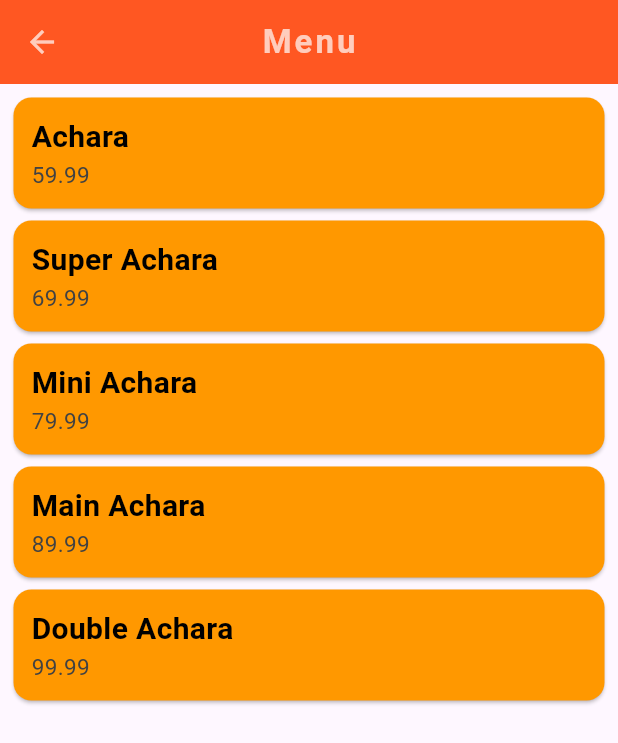
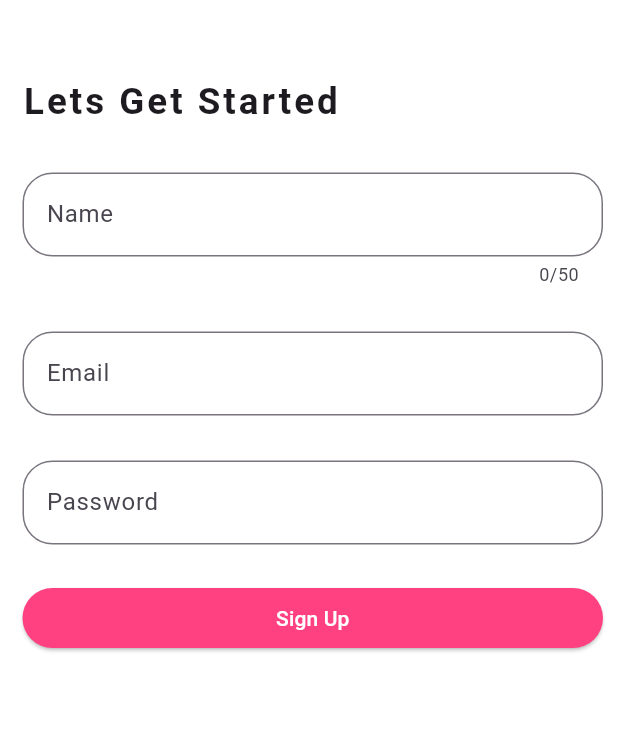
Before and after one commit to shanelmanimtim/Appchara, a Flutter app: the screen it shows after launch, on a phone screen of 412 x 824 dp. Shown: the top 743 px of the screen. Run offline on Flutter 3.47's test engine with Material 3 defaults, Android fonts, the phone set to English and light mode, and no system bars.

Commit message:
Sign up page

```diff
--- a/lib/main.dart
+++ b/lib/main.dart
@@ -1,13 +1,15 @@
 import 'package:flutter/material.dart';
 import 'package:untitled1/Home.dart';
+import 'package:untitled1/pages/Signup.dart';
 import 'package:untitled1/pages/dashboard.dart';
 import 'package:untitled1/pages/menu.dart';
 
 void main() => runApp(MaterialApp(
-    initialRoute: '/menu',
+    initialRoute: '/Signup',
     routes: {
       '/' : (context) => Dashboard(),
       '/menu' : (context) => Menu(),
       '/profile' : (context) => Home(),
+      '/Signup' : (context) => Signup(),
     },
   ));
--- /dev/null
+++ b/lib/pages/Signup.dart
@@ -0,0 +1,130 @@
+import 'package:flutter/material.dart';
+
+class Signup extends StatefulWidget {
+  const Signup({super.key});
+
+  @override
+  State<Signup> createState() => _SignupState();
+}
+
+class _SignupState extends State<Signup> {
+  final formKey = GlobalKey<FormState>();
+  String name = '';
+  String email = '';
+  String password = '';
+
+  @override
+
+  Widget build(BuildContext context) {
+    return Scaffold(
+      backgroundColor: Colors.white,
+      body: SafeArea(
+        child: Padding(
+          padding: EdgeInsets.fromLTRB(15.0, 50.0, 10.0, 0),
+          child: Column(
+            crossAxisAlignment: CrossAxisAlignment.start,
+            children: <Widget>[
+              Text(
+                'Lets Get Started',
+                style: TextStyle(
+                  fontWeight: FontWeight.w700,
+                  letterSpacing: 2.0,
+                  fontSize: 24.5,
+                ),
+              ),
+              SizedBox(height: 30.0,),
+              Form(
+                key: formKey,
+                child: Column(
+                  crossAxisAlignment: CrossAxisAlignment.stretch,
+                  children: <Widget>[
+                    TextFormField(
+                      maxLength: 50,
+                      decoration: InputDecoration(
+                        label: Text('Name'),
+                        border: OutlineInputBorder(
+                          borderRadius: BorderRadius.circular(20.0),
+                        )
+                      ),
+                      validator: (value){
+                        if(value == null || value.isEmpty){
+                          return 'LAGYAN NGG PANGALAN!';
+                        }
+                        if(value.length < 2){
+                          return 'DAPAT TATLONG LETRA PATAAS, boyop!';
+                        }
+                        return null;
+                      },
+                      onSaved: (value){
+                        name = value!;
+                      },
+                    ),
+                    SizedBox(height: 30.0,),
+                    TextFormField(
+                      keyboardType: TextInputType.emailAddress,
+                      decoration: InputDecoration(
+                        label: Text('Email'),
+                        border: OutlineInputBorder(
+                          borderRadius: BorderRadius.circular(20.0),
+                        ),
+                      ),
+                      validator: (value){
+                        if(value == null || value.isEmpty){
+                          return 'MAGLAGAY KA DAW, BOBO!';
+                        }
+                      },
+                      onSaved: (value){
+                        email = value!;
+                      },
+                    ),
+                   SizedBox(height: 30.0,),
+                    TextFormField(
+                      obscureText: true,
+                      decoration: InputDecoration(
+                        label: Text('Password'),
+                        border: OutlineInputBorder(
+                          borderRadius: BorderRadius.circular(20.0),
+                        ),
+                      ),
+                      validator: (value){
+                        if(value == null || value.isEmpty){
+                          return 'LAGYAN MO BOBO KA!';
+                        }
+                        if(value.length < 8){
+                          return '8 Characters nga daw beh';
+                        }
+                        if(value.length > 20){
+                          return 'Abay bawase at napahaba ka naman!';
+                        }
+                        return null;
+                      },
+                      onSaved: (value){
+                        password = value!;
+                      },
+                    ),
+                    SizedBox(height: 25.0,),
+                    ElevatedButton(
+                        onPressed: (){
+                           if(formKey.currentState!.validate()){
+                             formKey.currentState!.save();
+                             print(name);
+                             print(email);
+                             print(password);
+                           }
+                        },
+                        child: Text('Sign Up'),
+                        style: ElevatedButton.styleFrom(
+                          backgroundColor: Colors.pinkAccent,
+                          foregroundColor: Colors.white,
+                        ),
+                    ),
+                  ],
+                ),
+              ),
+            ],
+          ),
+        ),
+      ),
+    );
+  }
+}
```
